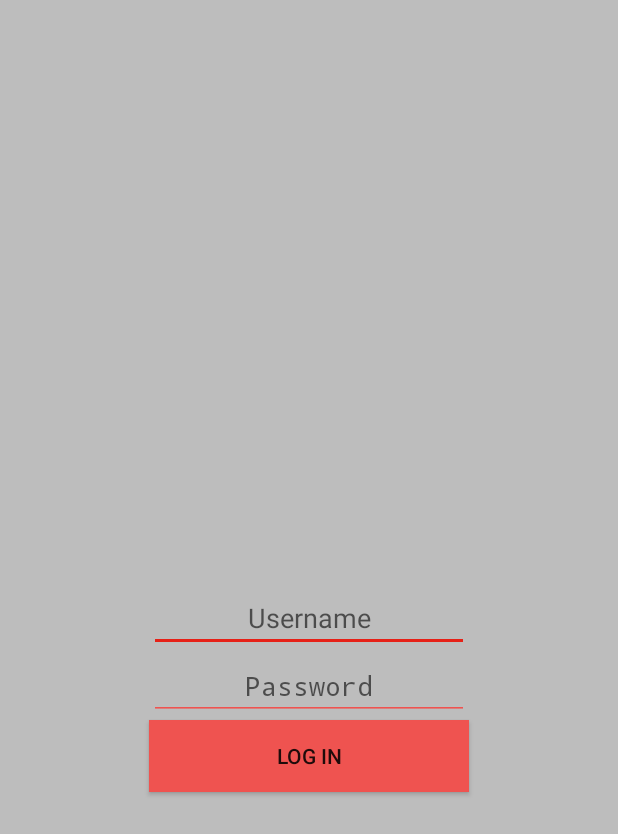
After one commit to kavi707/ERestaurant, an Android app: the LoginActivity screen opened directly, with no data from a screen before it, on a phone screen of 412 x 824 dp. The commit adds this screen. Shown: the top 834 px of the screen. Run offline under Robolectric (Android 15) with nearby library versions, the phone set to English and light mode, and no system bars.

Commit message:
Add new Login View to application

```diff
--- a/app/src/main/AndroidManifest.xml
+++ b/app/src/main/AndroidManifest.xml
@@ -16,6 +16,7 @@
                 <category android:name="android.intent.category.LAUNCHER" />
             </intent-filter>
         </activity>
+        <activity android:name=".activities.LoginActivity"/>
         <activity android:name=".activities.TabsActivity"/>
     </application>
 
--- /dev/null
+++ b/app/src/main/java/com/android/kavi/erestaurant/activities/LoginActivity.java
@@ -0,0 +1,38 @@
+package com.android.kavi.erestaurant.activities;
+
+import android.app.Activity;
+import android.content.Intent;
+import android.os.Bundle;
+import android.view.View;
+import android.widget.Button;
+
+import com.android.kavi.erestaurant.R;
+
+/**
+ * Created by kavi707 on 6/2/15.
+ */
+public class LoginActivity extends Activity {
+
+    private Button loginBtn;
+
+    @Override
+    protected void onCreate(Bundle savedInstanceState) {
+        super.onCreate(savedInstanceState);
+        setContentView(R.layout.activity_login);
+
+        setUpViews();
+    }
+
+    private void setUpViews() {
+        loginBtn = (Button) findViewById(R.id.loginButton);
+
+        loginBtn.setOnClickListener(new View.OnClickListener() {
+            @Override
+            public void onClick(View v) {
+                Intent tabsIntent = new Intent(LoginActivity.this, TabsActivity.class);
+                startActivity(tabsIntent);
+                finish();
+            }
+        });
+    }
+}
--- a/app/src/main/java/com/android/kavi/erestaurant/fragments/CreateOrderFragment.java
+++ b/app/src/main/java/com/android/kavi/erestaurant/fragments/CreateOrderFragment.java
@@ -48,6 +48,9 @@ public class CreateOrderFragment extends Fragment {
         mealsBtn.setLayoutParams(btnLayoutParams);
         addOnsBtn.setLayoutParams(btnLayoutParams);
 
+        // Initial selection indicator
+        menuItemsBtn.setBackgroundColor(getResources().getColor(R.color.tabsScrollColor));
+
         menuItemsBtn.setOnClickListener(new View.OnClickListener() {
             @Override
             public void onClick(View v) {
--- a/app/src/main/java/com/android/kavi/erestaurant/fragments/OrdersFragment.java
+++ b/app/src/main/java/com/android/kavi/erestaurant/fragments/OrdersFragment.java
@@ -51,6 +51,9 @@ public class OrdersFragment extends Fragment {
         completedOrderBtn.setLayoutParams(btnLayoutParams);
         canceledOrdersBtn.setLayoutParams(btnLayoutParams);
 
+        // Initial selection indicator
+        newOrdersBtn.setBackgroundColor(getResources().getColor(R.color.tabsScrollColor));
+
         newOrdersBtn.setOnClickListener(new View.OnClickListener() {
             @Override
             public void onClick(View v) {
--- a/app/src/main/res/layout/activity_loading.xml
+++ b/app/src/main/res/layout/activity_loading.xml
@@ -3,7 +3,7 @@
     xmlns:tools="http://schemas.android.com/tools"
     android:layout_width="match_parent"
     android:layout_height="match_parent"
-    tools:context=".LoadingActivity">
+    tools:context=".activities.LoadingActivity">
 
     <TextView
         android:text="@string/loading_title"
--- /dev/null
+++ b/app/src/main/res/layout/activity_login.xml
@@ -0,0 +1,44 @@
+<?xml version="1.0" encoding="utf-8"?>
+<RelativeLayout
+    xmlns:android="http://schemas.android.com/apk/res/android"
+    android:orientation="vertical"
+    android:background="@color/grey400"
+    android:layout_width="match_parent"
+    android:layout_height="match_parent">
+
+
+    <EditText
+        android:layout_width="wrap_content"
+        android:layout_height="wrap_content"
+        android:id="@+id/usernameEditText"
+        android:layout_centerVertical="true"
+        android:hint="@string/username_hint_label"
+        android:gravity="center"
+        android:layout_alignLeft="@+id/passwordEditText"
+        android:layout_alignStart="@+id/passwordEditText"
+        android:layout_alignRight="@+id/passwordEditText"
+        android:layout_alignEnd="@+id/passwordEditText" />
+
+    <EditText
+        android:layout_width="wrap_content"
+        android:layout_height="wrap_content"
+        android:inputType="textPassword"
+        android:ems="10"
+        android:hint="@string/password_hint_label"
+        android:gravity="center"
+        android:id="@+id/passwordEditText"
+        android:layout_below="@+id/usernameEditText"
+        android:layout_centerHorizontal="true" />
+
+    <Button
+        android:layout_width="wrap_content"
+        android:layout_height="wrap_content"
+        android:text="@string/login_btn_label"
+        android:id="@+id/loginButton"
+        android:background="@color/red400"
+        android:layout_below="@+id/passwordEditText"
+        android:layout_alignLeft="@+id/passwordEditText"
+        android:layout_alignStart="@+id/passwordEditText"
+        android:layout_alignRight="@+id/passwordEditText"
+        android:layout_alignEnd="@+id/passwordEditText" />
+</RelativeLayout>
--- a/app/src/main/res/values/colors.xml
+++ b/app/src/main/res/values/colors.xml
@@ -1,10 +1,13 @@
 <?xml version="1.0" encoding="utf-8"?>
 <resources>
+    <color name="white">#ffffff</color>
+    <color name="black">#000000</color>
+
     <color name="redPrimary">#e62117</color>
     <color name="redPrimaryDark">#c31c13</color>
     <color name="red400">#ef5350</color>
     <color name="tabsScrollColor">#8a140e</color>
 
-    <color name="white">#ffffff</color>
+    <color name="grey400">#bdbdbd</color>
     <color name="grey500">#9e9e9e</color>
 </resources>
--- a/app/src/main/res/values/strings.xml
+++ b/app/src/main/res/values/strings.xml
@@ -1,9 +1,22 @@
 <resources>
     <string name="app_name">ERestaurant</string>
 
-    <string name="hello_world">Hello world!</string>
     <string name="action_me_label">Me</string>
     <string name="action_settings_label">Settings</string>
     <string name="action_logout_label">Log out</string>
+
     <string name="loading_title">Loading . . .</string>
+
+    <string name="username_hint_label">Username</string>
+    <string name="password_hint_label">Password</string>
+    <string name="login_btn_label">Log In</string>
+
+    <string name="menu_items_btn_label">Menu Items</string>
+    <string name="meals_btn_label">Meals</string>
+    <string name="addons_btn_label">Add-Ons</string>
+
+    <string name="new_order_btn_label">New</string>
+    <string name="in_progress_btn_label">In Progress</string>
+    <string name="completed_orders_btn_label">Completed</string>
+    <string name="canceled_orders_btn_label">Canceled</string>
 </resources>
--- a/app/src/main/res/values/styles.xml
+++ b/app/src/main/res/values/styles.xml
@@ -3,6 +3,9 @@
     <!-- Base application theme. -->
     <style name="AppTheme" parent="Theme.AppCompat.Light.DarkActionBar">
         <!-- Customize your theme here. -->
+        <item name="colorControlNormal">@color/red400</item>
+        <item name="colorControlActivated">@color/redPrimary</item>
+        <item name="colorControlHighlight">@color/redPrimaryDark</item>
     </style>
 
 </resources>
```
Also changed, not shown: app/src/main/res/layout/fragment_create_order.xml (+4 -3 lines), app/src/main/res/layout/fragment_orders.xml (+6 -4 lines).
